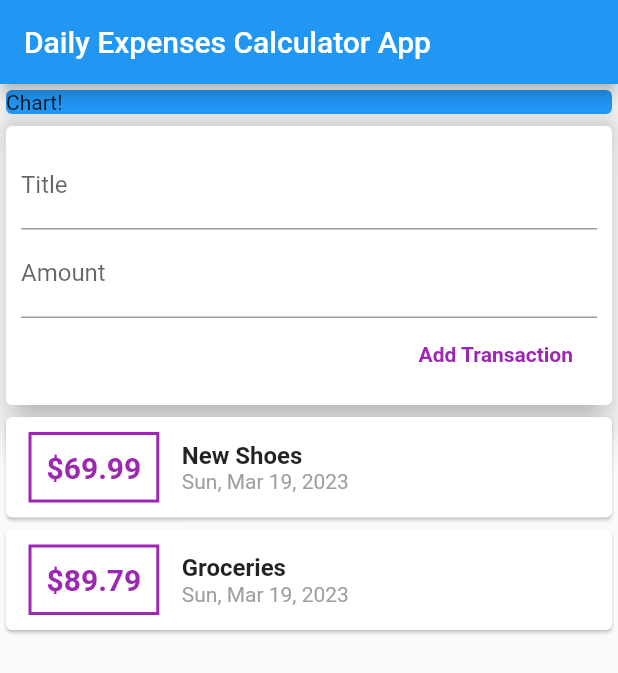
After one commit to GitTechVishal/expenses_app, a Flutter app: the screen it shows after launch, on a phone screen of 412 x 824 dp. The commit adds this screen. Shown: the top 673 px of the screen. Run offline on Flutter 3.47's test engine with Material 2 defaults, Android fonts, the phone set to English and light mode, and no system bars.

Commit message:
till now listview used to show list of items

```diff
--- /dev/null
+++ b/expenses_app/lib/widgets/new_transaction.dart
@@ -0,0 +1,54 @@
+import 'package:flutter/material.dart';
+
+class NewTransactions extends StatelessWidget {
+  // addTx function will called from press button
+// we have use this because a
+  final Function addTx;
+  final titleControlar = TextEditingController();
+  final amountControlar = TextEditingController();
+
+// constructor binding with we are getting from function.
+  NewTransactions(this.addTx);
+
+  @override
+  Widget build(BuildContext context) {
+    return Card(
+      elevation: 10,
+      child: Container(
+        padding: EdgeInsets.all(10),
+        child: Column(
+          crossAxisAlignment: CrossAxisAlignment.end,
+          children: [
+            TextField(
+              decoration: InputDecoration(labelText: 'Title'),
+              controller: titleControlar,
+              //  onChanged: (val) {
+              //    titleInput = val;
+              //  },
+            ),
+            TextField(
+              decoration: InputDecoration(labelText: 'Amount'),
+              controller: amountControlar,
+              // onChanged: (val) => amountInput = val,
+            ),
+            FlatButton(
+              child: Text(
+                'Add Transaction',
+                style: TextStyle(fontWeight: FontWeight.bold),
+              ),
+              textColor: Colors.purple,
+              onPressed: () {
+                // .text will give as String but we need in duble
+                // so for that we provide amount as follow but that will not work if text comes
+                addTx(
+                  titleControlar.text,
+                  double.parse(amountControlar.text),
+                );
+              },
+            )
+          ],
+        ),
+      ),
+    );
+  }
+}
--- /dev/null
+++ b/expenses_app/lib/widgets/transaction_list.dart
@@ -0,0 +1,61 @@
+import 'package:flutter/material.dart';
+import 'package:intl/intl.dart';
+
+//.. tells dart to go up one level and check the folder
+import '../models/transaction.dart';
+
+class TransactionList extends StatelessWidget {
+  final List<Transaction> transactions;
+
+  TransactionList(this.transactions);
+  @override
+  Widget build(BuildContext context) {
+    return Container(
+      height: 350,
+      child: ListView(
+        children: transactions.map((tx) {
+          return Card(
+            child: Row(
+              children: [
+                Container(
+                  margin: EdgeInsets.symmetric(vertical: 10, horizontal: 15),
+                  decoration: BoxDecoration(
+                      border: Border.all(color: Colors.purple, width: 2)),
+                  child: Text(
+                    // tx.amount.toString(),
+                    //String Interpolation
+                    '\$${tx.amount}',
+
+                    style: TextStyle(
+                        fontWeight: FontWeight.bold,
+                        fontSize: 20,
+                        color: Colors.purple),
+                  ),
+                  padding: EdgeInsets.all(10),
+                ),
+                Column(
+                  crossAxisAlignment: CrossAxisAlignment.start,
+                  //crossAxisAlignment: CrossAxisAlignment.stretch,
+                  children: [
+                    Text(
+                      tx.title,
+                      style:
+                          TextStyle(fontWeight: FontWeight.bold, fontSize: 16),
+                    ),
+                    Text(
+                      //tx.date.toString(),
+                      DateFormat.yMMMEd().format(
+                        tx.date,
+                      ),
+                      style: TextStyle(color: Colors.grey),
+                    ),
+                  ],
+                ),
+              ],
+            ),
+          );
+        }).toList(),
+      ),
+    );
+  }
+}
--- /dev/null
+++ b/expenses_app/lib/widgets/user_transactions.dart
@@ -0,0 +1,50 @@
+import 'package:flutter/material.dart';
+import './new_transaction.dart';
+import './transaction_list.dart';
+import '../models/transaction.dart';
+
+class UserTransactions extends StatefulWidget {
+  UserTransactions({Key? key}) : super(key: key);
+  @override
+  State<UserTransactions> createState() => _UserTransactionsState();
+}
+
+class _UserTransactionsState extends State<UserTransactions> {
+  final List<Transaction> _userTransaction = [
+    Transaction(
+      id: 't1',
+      title: 'New Shoes',
+      amount: 69.99,
+      date: DateTime.now(),
+    ),
+    Transaction(
+      id: 't2',
+      title: 'Groceries',
+      amount: 89.79,
+      date: DateTime.now(),
+    )
+  ];
+// _ mark its private class here.
+//This class is used to add new transaction in list.
+  void _addNewTransaction(String txTitle, double txAmount) {
+    final newTx = Transaction(
+      title: txTitle,
+      amount: txAmount,
+      date: DateTime.now(),
+      id: DateTime.now().toString(),
+    );
+    setState(() {
+      _userTransaction.add(newTx);
+    });
+  }
+
+  @override
+  Widget build(BuildContext context) {
+    return Column(
+      children: [
+        NewTransactions(_addNewTransaction),
+        TransactionList(_userTransaction),
+      ],
+    );
+  }
+}
```
Also changed, not shown: expenses_app/lib/main.dart (+4 -97 lines), expenses_app/lib/models/transaction.dart (renamed from expenses_app/lib/transaction.dart).
